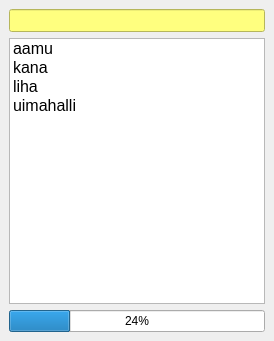
The window that src/firumainwindow.ui (sergburn/firu.qt) describes before a commit, drawn with Qt 5.
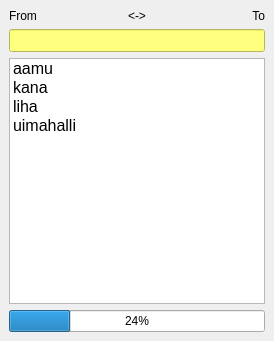
The same window after the commit.

```diff
--- a/src/firumainwindow.ui
+++ b/src/firumainwindow.ui
@@ -15,6 +15,37 @@
   </property>
   <widget class="QWidget" name="centralwidget">
    <layout class="QVBoxLayout" name="verticalLayout">
+    <item>
+     <layout class="QHBoxLayout" name="horizontalLayout">
+      <item>
+       <widget class="QLabel" name="laSource">
+        <property name="text">
+         <string>From</string>
+        </property>
+       </widget>
+      </item>
+      <item>
+       <widget class="QLabel" name="laDir">
+        <property name="text">
+         <string>&lt;-&gt;</string>
+        </property>
+        <property name="alignment">
+         <set>Qt::AlignCenter</set>
+        </property>
+       </widget>
+      </item>
+      <item>
+       <widget class="QLabel" name="laTarget">
+        <property name="text">
+         <string>To</string>
+        </property>
+        <property name="alignment">
+         <set>Qt::AlignRight|Qt::AlignTrailing|Qt::AlignVCenter</set>
+        </property>
+       </widget>
+      </item>
+     </layout>
+    </item>
     <item>
      <widget class="QLineEdit" name="editInput">
       <property name="font">
@@ -34,6 +65,12 @@
     </item>
     <item>
      <widget class="QListWidget" name="listSources">
+      <property name="sizePolicy">
+       <sizepolicy hsizetype="Expanding" vsizetype="Expanding">
+        <horstretch>0</horstretch>
+        <verstretch>0</verstretch>
+       </sizepolicy>
+      </property>
       <property name="font">
        <font>
         <pointsize>12</pointsize>
```
Left out of the diff: 12 changed lines with no effect on the pictures.
